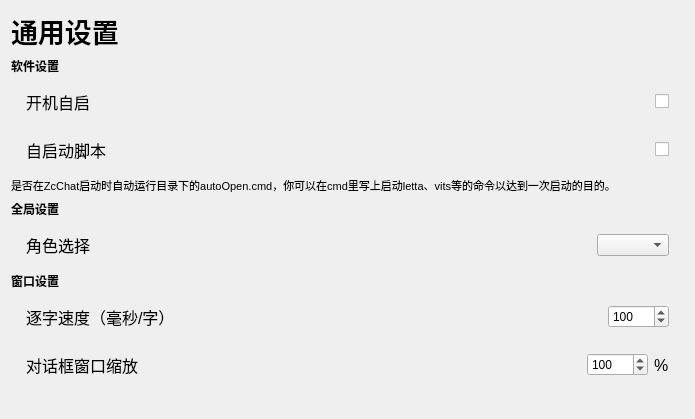
This is mianwindow_uichild/setting_general.ui in Zao-chen/ZcChat as Qt 5 draws it before an edit. The edited form follows.
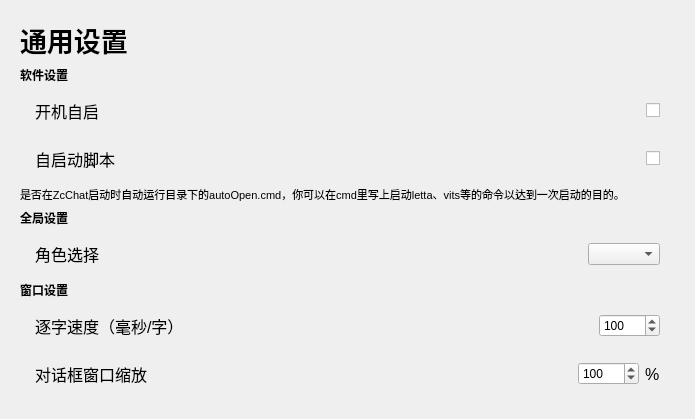
This is the edited form. Custom widgets are drawn as their Qt base class.

Commit message: [fix] 修复ui问题

The edit to the form file:
```diff
--- a/mianwindow_uichild/setting_general.ui
+++ b/mianwindow_uichild/setting_general.ui
@@ -14,6 +14,18 @@
    <string>Form</string>
   </property>
   <layout class="QVBoxLayout" name="verticalLayout" stretch="0,0,0,0,0,0,0,0,0,0,1">
+   <property name="leftMargin">
+    <number>20</number>
+   </property>
+   <property name="topMargin">
+    <number>20</number>
+   </property>
+   <property name="rightMargin">
+    <number>20</number>
+   </property>
+   <property name="bottomMargin">
+    <number>20</number>
+   </property>
    <item>
     <widget class="ElaText" name="label">
      <property name="font">
```
